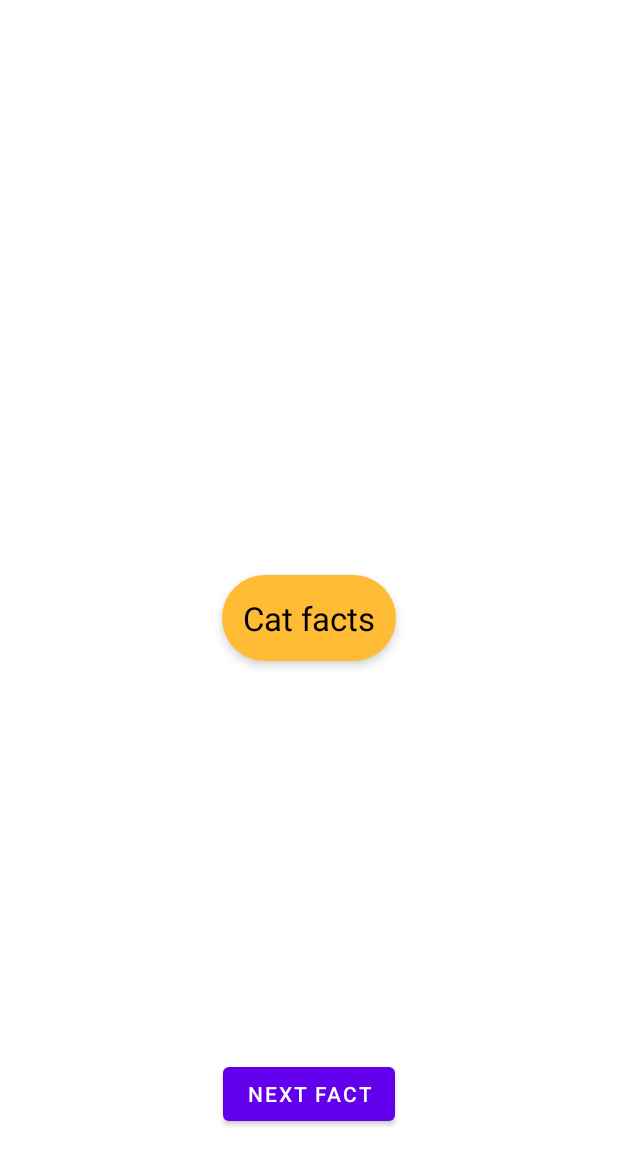
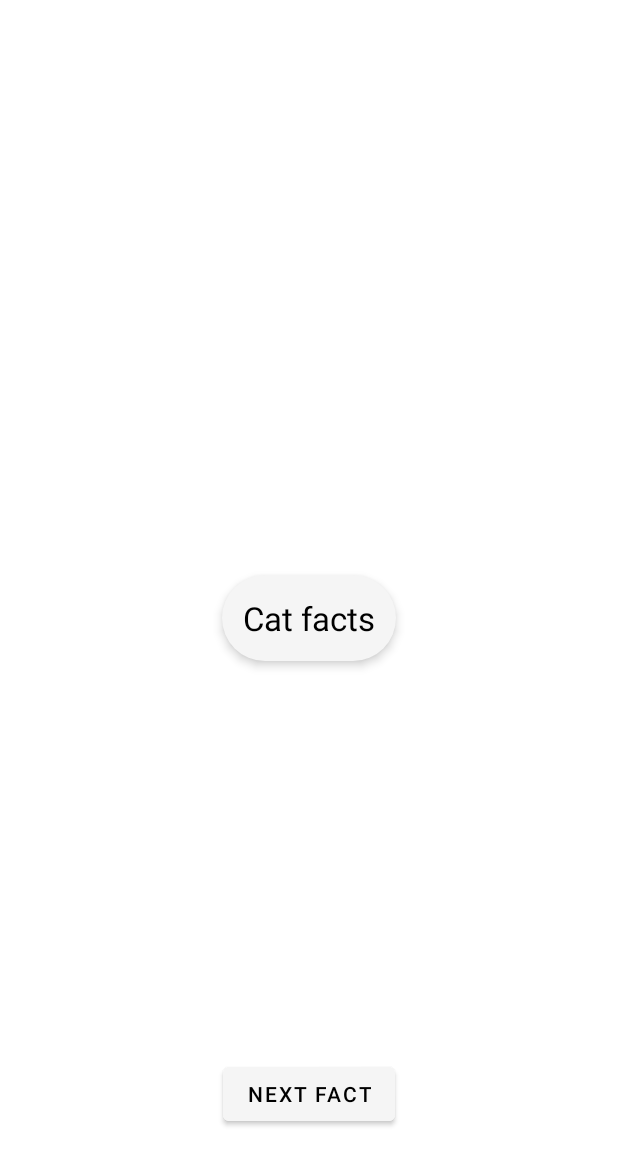
Before and after one commit to Alex228q/CatFacts, an Android app: the layout activity_main.xml on its own in the app's theme, with its tools: preview values and no code run, on a phone screen of 412 x 824 dp. Shown: the top 1165 px of the screen. Run offline under Robolectric (Android 15) with nearby library versions, the phone set to English and light mode, and no system bars; network calls fail.

Commit message:
changed colors

```diff
--- a/app/src/main/AndroidManifest.xml
+++ b/app/src/main/AndroidManifest.xml
@@ -14,6 +14,7 @@
         android:theme="@style/Theme.CatFacts"
         tools:targetApi="31">
         <activity
+            android:screenOrientation="portrait"
             android:name=".MainActivity"
             android:exported="true">
             <intent-filter>
--- a/app/src/main/java/com/example/catfacts/MainActivity.java
+++ b/app/src/main/java/com/example/catfacts/MainActivity.java
@@ -6,6 +6,7 @@ import androidx.lifecycle.ViewModelProvider;
 import android.content.ActivityNotFoundException;
 import android.content.ComponentName;
 import android.content.Intent;
+import android.content.pm.ActivityInfo;
 import android.os.Bundle;
 import android.widget.Button;
 import android.widget.TextView;
@@ -22,6 +23,7 @@ public class MainActivity extends AppCompatActivity {
     protected void onCreate(Bundle savedInstanceState) {
         super.onCreate(savedInstanceState);
         setContentView(R.layout.activity_main);
+
         initViews();
 
         mainViewModel = new ViewModelProvider(this).get(MainViewModel.class);
--- a/app/src/main/res/drawable/textview_background.xml
+++ b/app/src/main/res/drawable/textview_background.xml
@@ -2,7 +2,7 @@
     xmlns:android="http://schemas.android.com/apk/res/android">
     <corners android:radius="56dp" />
 
-    <solid android:color="@android:color/holo_orange_light" />
+    <solid android:color="@color/main" />
 
     <padding android:bottom="14dp" android:left="14dp" android:right="14dp" android:top="14dp" />
 </shape>
--- a/app/src/main/res/layout/activity_main.xml
+++ b/app/src/main/res/layout/activity_main.xml
@@ -26,6 +26,8 @@
 
 
     <Button
+        android:textColor="@color/black"
+        android:backgroundTint="@color/main"
         android:text="@string/next_fact"
         android:id="@+id/buttonNextFact"
         android:layout_width="wrap_content"
@@ -35,4 +37,6 @@
         app:layout_constraintBottom_toBottomOf="parent"
         android:layout_marginBottom="45dp"/>
 
+
+
 </androidx.constraintlayout.widget.ConstraintLayout>
--- a/app/src/main/res/values-night/themes.xml
+++ b/app/src/main/res/values-night/themes.xml
@@ -1,9 +1,9 @@
 <resources xmlns:tools="http://schemas.android.com/tools">
     <!-- Base application theme. -->
-    <style name="Theme.CatFacts" parent="Theme.MaterialComponents.DayNight.DarkActionBar">
+    <style name="Theme.CatFacts" parent="Theme.MaterialComponents.DayNight.NoActionBar">
         <!-- Primary brand color. -->
-        <item name="colorPrimary">@color/purple_200</item>
-        <item name="colorPrimaryVariant">@color/purple_700</item>
+        <item name="colorPrimary">@color/main</item>
+        <item name="colorPrimaryVariant">@color/purple_500</item>
         <item name="colorOnPrimary">@color/black</item>
         <!-- Secondary brand color. -->
         <item name="colorSecondary">@color/teal_200</item>
--- a/app/src/main/res/values/colors.xml
+++ b/app/src/main/res/values/colors.xml
@@ -7,4 +7,6 @@
     <color name="teal_700">#FF018786</color>
     <color name="black">#FF000000</color>
     <color name="white">#FFFFFFFF</color>
+    <color name="main">#f5f5f5</color>
+    <color name="status_bar">#f1e1cc</color>
 </resources>
--- a/app/src/main/res/values/themes.xml
+++ b/app/src/main/res/values/themes.xml
@@ -1,9 +1,9 @@
 <resources xmlns:tools="http://schemas.android.com/tools">
     <!-- Base application theme. -->
-    <style name="Theme.CatFacts" parent="Theme.MaterialComponents.DayNight.DarkActionBar">
+    <style name="Theme.CatFacts" parent="Theme.MaterialComponents.DayNight.NoActionBar">
         <!-- Primary brand color. -->
-        <item name="colorPrimary">@color/purple_500</item>
-        <item name="colorPrimaryVariant">@color/purple_700</item>
+        <item name="colorPrimary">@color/main</item>
+        <item name="colorPrimaryVariant">@color/purple_500</item>
         <item name="colorOnPrimary">@color/white</item>
         <!-- Secondary brand color. -->
         <item name="colorSecondary">@color/teal_200</item>
```
